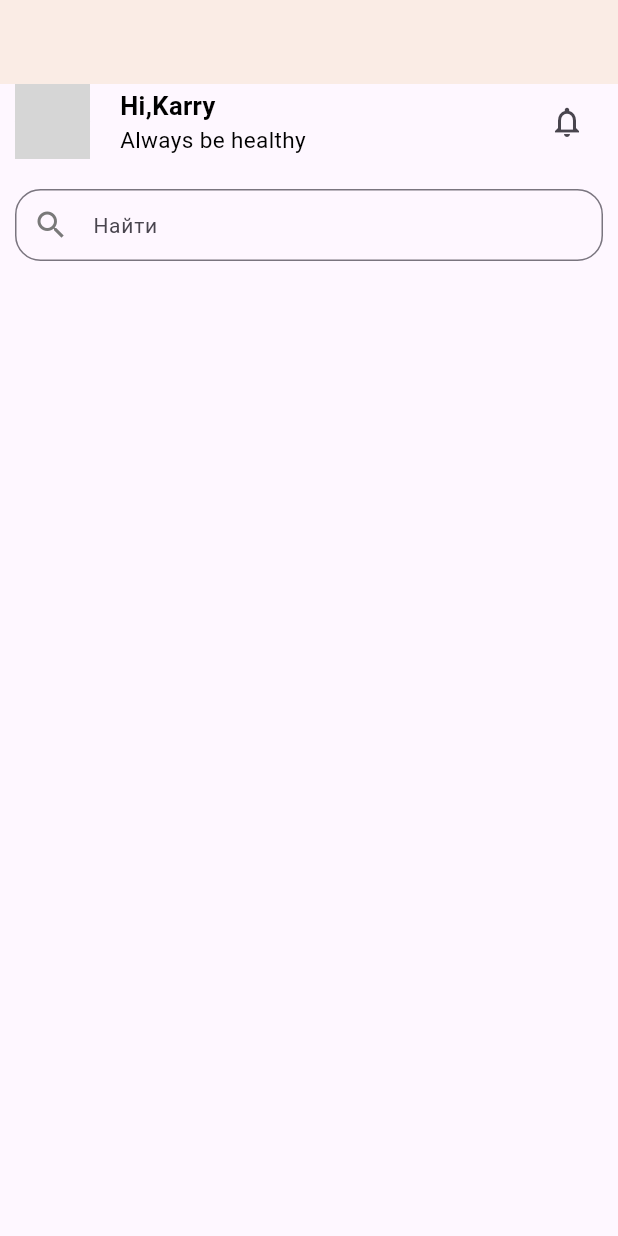
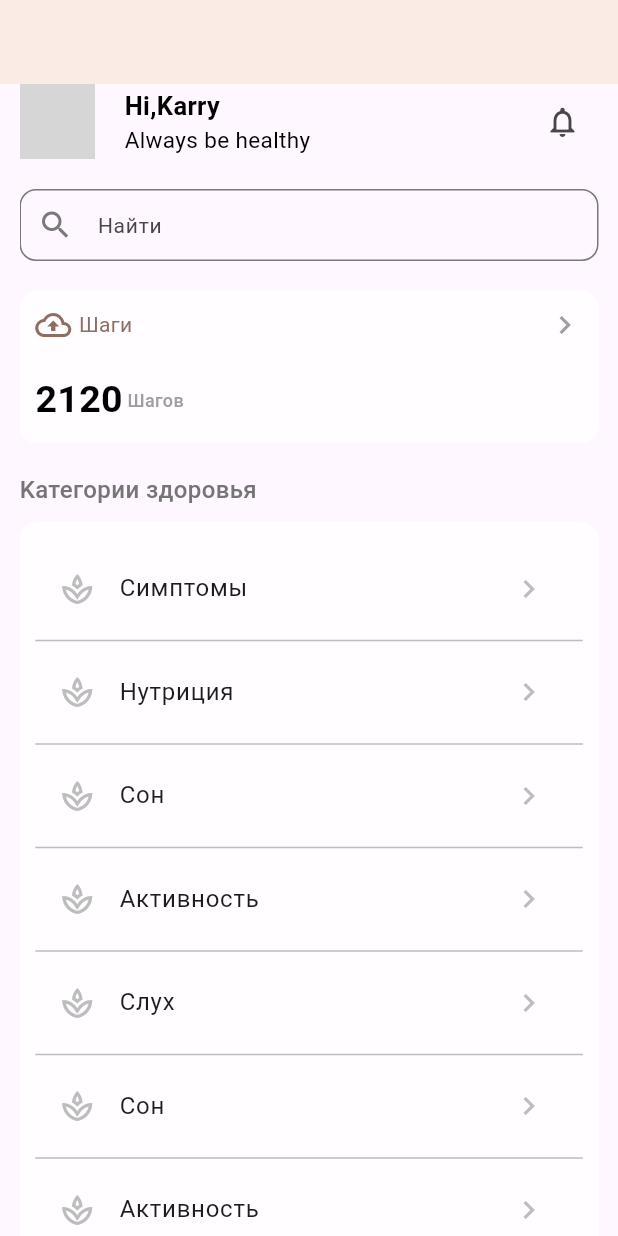
Before and after one commit to eminowam/wellness_mobile, a Flutter app: the HomePage screen opened directly, on a phone screen of 412 x 824 dp. Run offline on Flutter 3.47's test engine with Material 3 defaults, Android fonts, the phone set to English and light mode, and no system bars; our stand-ins replace shared_preferences; missing offline and left inert: flutter_verification_code; accounts and stored records are empty; network calls fail; grey boxes are pictures that could not be loaded.

Commit message:
changes in main_screen

```diff
--- a/lib/pages/main_screen/main_screen.dart
+++ b/lib/pages/main_screen/main_screen.dart
@@ -1,7 +1,9 @@
 import 'package:flutter/cupertino.dart';
 import 'package:flutter/material.dart';
 import 'package:wellness_mobile/pages/main_screen/notification_screen.dart';
+import 'package:wellness_mobile/pages/main_screen/recom_screen.dart';
 import 'package:wellness_mobile/pages/widgets/app_scaffold/app_scaffold.dart';
+import 'package:wellness_mobile/pages/widgets/utils/custom_container.dart';
 import 'package:wellness_mobile/pages/widgets/utils/custom_search.dart';
 
 class HomePage extends StatefulWidget {
@@ -11,13 +13,24 @@ class HomePage extends StatefulWidget {
   State<HomePage> createState() => _HomePageState();
 }
 
+List<String> items = [
+  'Симптомы',
+  'Нутриция',
+  'Сон',
+  'Aктивность',
+  'Слух',
+  'Сон',
+  'Aктивность',
+  'Слух',
+];
+
 class _HomePageState extends State<HomePage> {
   @override
   Widget build(BuildContext context) {
     return AppScaffold(
         title: "",
         child: Padding(
-          padding: const EdgeInsets.symmetric(horizontal: 10, vertical: 0),
+          padding: const EdgeInsets.symmetric(horizontal: 13, vertical: 0),
           child: SingleChildScrollView(
             child: Column(
               crossAxisAlignment: CrossAxisAlignment.start,
@@ -25,7 +38,7 @@ class _HomePageState extends State<HomePage> {
                 Row(
                   mainAxisAlignment: MainAxisAlignment.spaceBetween,
                   children: [
-                   const  Row(
+                    const Row(
                       children: [
                         CircleAvatar(
                           backgroundColor: Colors.grey,
@@ -70,10 +83,127 @@ class _HomePageState extends State<HomePage> {
                 const SizedBox(
                   height: 20,
                 ),
-                CustomSearchField(),
+                const CustomSearchField(),
                 const SizedBox(
                   height: 15,
                 ),
+                CustomContainer(
+                  onTap: () {},
+                  child:  Padding(
+                    padding: EdgeInsets.symmetric(horizontal: 10, vertical: 10),
+                    child: Column(
+                      children: [
+                        Row(
+                          mainAxisAlignment: MainAxisAlignment.spaceBetween,
+                          children: [
+                            Row(
+                              children: [
+                                Icon(Icons.backup_outlined,color: Colors.brown.shade400,),
+                                SizedBox(
+                                  width: 5,
+                                ),
+                                Text('Шаги',style: TextStyle(color: Colors.brown.shade400),),
+                              ],
+                            ),
+                            const Icon(
+                              Icons.chevron_right,
+                              color: Colors.grey,
+                            )
+                          ],
+                        ),
+                       const SizedBox(
+                          height: 20,
+                        ),
+                       const  Row(
+                          children: [
+                            Text(
+                              '2120',
+                              style: TextStyle(
+                                  color: Colors.black,
+                                  fontSize: 25,
+                                  fontWeight: FontWeight.w600),
+                            ),
+                            SizedBox(
+                              width: 3,
+                            ),
+                            Text(
+                              'Шагов',
+                              style: TextStyle(
+                                  color: Colors.grey,
+                                  fontSize: 12,
+                                  fontWeight: FontWeight.w500),
+                            ),
+                          ],
+                        ),
+                      ],
+                    ),
+                  ),
+                ),
+                const SizedBox(
+                  height: 15,
+                ),
+                Text(
+                  'Kатегории здоровья',
+                  style: TextStyle(
+                      color: Colors.grey.shade600,
+                      fontWeight: FontWeight.w500,
+                      fontSize: 16),
+                ),
+                const SizedBox(height: 10),
+                Container(
+                  padding:
+                      const EdgeInsets.symmetric(horizontal: 10, vertical: 10),
+                  decoration: BoxDecoration(
+                    borderRadius: BorderRadius.circular(11),
+                    color: Colors.white70,
+                    border: Border.all(
+                      width: 0.5,
+                      color: Colors.white10,
+                    ),
+                    // BorderSide(width: 0.2,color: Colors.white10)
+                  ),
+                  child: ListView.builder(
+                    physics: const NeverScrollableScrollPhysics(),
+                    shrinkWrap: true,
+                    itemCount: items.length,
+                    itemBuilder: (BuildContext ctx, index) {
+                      return InkWell(
+                        onTap: () {
+                          Navigator.push(
+                              context,
+                              CupertinoPageRoute(
+                                  builder: (_) =>
+                                      const RecommendationsScreen()));
+                        },
+                        child: Container(
+                          padding: const EdgeInsets.symmetric(vertical: 6),
+                          decoration: BoxDecoration(
+                            border: Border(
+                              bottom: BorderSide(
+                                color: Colors.grey.shade400,
+                                width: 1.0,
+                              ),
+                            ),
+                          ),
+                          child: ListTile(
+                            title: Text(items[index]),
+                            leading: Icon(
+                              Icons.spa_outlined,
+                              color: Colors.grey.shade400,
+                            ),
+                            trailing: Icon(
+                              Icons.chevron_right,
+                              color: Colors.grey.shade400,
+                            ),
+                          ),
+                        ),
+                      );
+                    },
+                  ),
+                ),
+                SizedBox(
+                  height: 20,
+                )
               ],
             ),
           ),
--- /dev/null
+++ b/lib/pages/main_screen/recom_screen.dart
@@ -0,0 +1,24 @@
+import 'package:flutter/material.dart';
+import 'package:wellness_mobile/pages/widgets/app_scaffold/app_scaffold.dart';
+
+class RecommendationsScreen extends StatelessWidget {
+  const RecommendationsScreen({super.key});
+
+  @override
+  Widget build(BuildContext context) {
+    return AppScaffold(
+        title: 'Pекомендации',
+        icon2: Icons.arrow_back,
+        onPressed2: () {
+          Navigator.pop(context);
+        },
+        child: SingleChildScrollView(
+          child: Padding(
+            padding: EdgeInsets.symmetric(horizontal: 15, vertical: 10),
+            child: Column(
+              children: [],
+            ),
+          ),
+        ));
+  }
+}
--- a/lib/pages/profile/profile_screen.dart
+++ b/lib/pages/profile/profile_screen.dart
@@ -63,8 +63,8 @@ class _ProfilePageState extends State<ProfilePage> {
                       decoration: BoxDecoration(
                         border: Border(
                           bottom: BorderSide(
-                            color: Colors.grey.shade400, // Цвет границы
-                            width: 1.0, // Ширина границы
+                            color: Colors.grey.shade400,
+                            width: 1.0,
                           ),
                         ),
                       ),
--- a/lib/pages/widgets/card/meditaton_card.dart
+++ b/lib/pages/widgets/card/meditaton_card.dart
@@ -27,7 +27,7 @@ class _MeditationCardState extends State<MeditationCard> {
     return Padding(
       padding: const EdgeInsets.symmetric(vertical: 6),
       child: Material(
-        color: Colors.white,
+        color: Colors.white70,
         borderRadius: BorderRadius.circular(10),
         elevation: 15,
         child: InkWell(
--- /dev/null
+++ b/lib/pages/widgets/utils/custom_container.dart
@@ -0,0 +1,23 @@
+import 'package:flutter/material.dart';
+
+class CustomContainer extends StatelessWidget {
+  final Widget child;
+  final VoidCallback? onTap;
+  const CustomContainer({super.key, required this.child,  this.onTap});
+
+  @override
+  Widget build(BuildContext context) {
+    return InkWell(
+      onTap: onTap,
+      child: Container(
+        margin: EdgeInsets.symmetric(vertical: 5),
+        decoration: BoxDecoration(
+            color: Colors.white70,
+            borderRadius: BorderRadius.circular(11),
+            border: Border.all(width: 0.5,color: Colors.white70)
+        ),
+        child:child
+      ),
+    );
+  }
+}
--- a/lib/pages/widgets/utils/custom_search.dart
+++ b/lib/pages/widgets/utils/custom_search.dart
@@ -13,7 +13,7 @@ class CustomSearchField extends StatelessWidget {
         border: OutlineInputBorder(
           borderSide:
           const BorderSide(width: 0.7, ),
-          borderRadius: BorderRadius.circular(17),
+          borderRadius: BorderRadius.circular(11),
         ),
         hintText: "Найти ",
         hintStyle:
```
